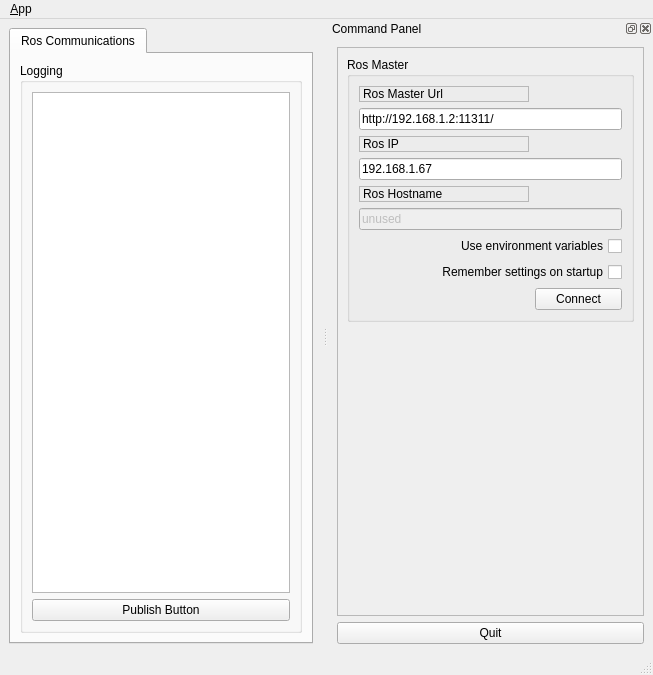
mikejanov/NU-electric-canary, file montibot-ros-pkg/monti_gui/ui/main_window.ui: the form before one commit.
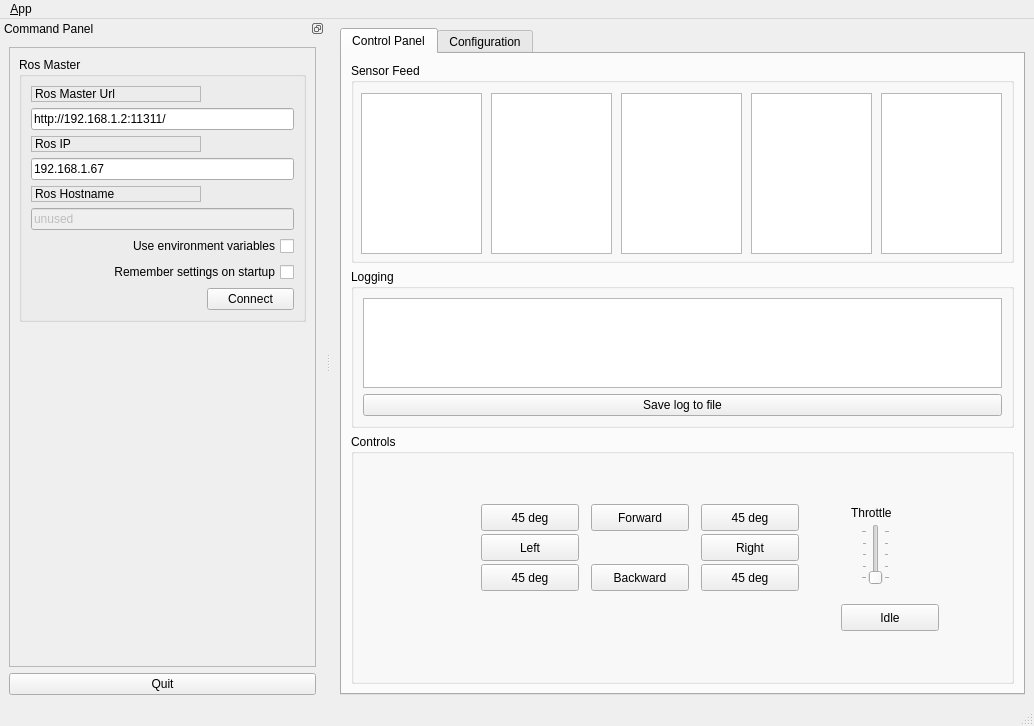
The form after the commit. Icons and pictures are not drawn.

Patch:
```diff
--- a/montibot-ros-pkg/monti_gui/ui/main_window.ui
+++ b/montibot-ros-pkg/monti_gui/ui/main_window.ui
@@ -6,8 +6,8 @@
    <rect>
     <x>0</x>
     <y>0</y>
-    <width>653</width>
-    <height>675</height>
+    <width>1034</width>
+    <height>726</height>
    </rect>
   </property>
   <property name="windowTitle">
@@ -20,7 +20,13 @@
   <property name="locale">
    <locale language="English" country="Australia"/>
   </property>
+  <property name="tabShape">
+   <enum>QTabWidget::Rounded</enum>
+  </property>
   <widget class="QWidget" name="centralwidget">
+   <property name="styleSheet">
+    <string notr="true"/>
+   </property>
    <layout class="QHBoxLayout">
     <item>
      <widget class="QTabWidget" name="tab_manager">
@@ -44,9 +50,78 @@
       </property>
       <widget class="QWidget" name="tab_status">
        <attribute name="title">
-        <string>Ros Communications</string>
+        <string>Control Panel</string>
        </attribute>
        <layout class="QVBoxLayout" name="verticalLayout_2">
+        <item>
+         <widget class="QGroupBox" name="groupBox_3">
+          <property name="minimumSize">
+           <size>
+            <width>300</width>
+            <height>200</height>
+           </size>
+          </property>
+          <property name="title">
+           <string>Sensor Feed</string>
+          </property>
+          <widget class="QColumnView" name="columnView">
+           <property name="geometry">
+            <rect>
+             <x>10</x>
+             <y>30</y>
+             <width>121</width>
+             <height>161</height>
+            </rect>
+           </property>
+          </widget>
+          <widget class="QColumnView" name="columnView_2">
+           <property name="geometry">
+            <rect>
+             <x>140</x>
+             <y>30</y>
+             <width>121</width>
+             <height>161</height>
+            </rect>
+           </property>
+          </widget>
+          <widget class="QColumnView" name="columnView_3">
+           <property name="geometry">
+            <rect>
+             <x>270</x>
+             <y>30</y>
+             <width>121</width>
+             <height>161</height>
+            </rect>
+           </property>
+          </widget>
+          <widget class="QColumnView" name="columnView_4">
+           <property name="geometry">
+            <rect>
+             <x>400</x>
+             <y>30</y>
+             <width>121</width>
+             <height>161</height>
+            </rect>
+           </property>
+          </widget>
+          <widget class="QColumnView" name="columnView_5">
+           <property name="geometry">
+            <rect>
+             <x>530</x>
+             <y>30</y>
+             <width>121</width>
+             <height>161</height>
+            </rect>
+           </property>
+          </widget>
+          <zorder>columnView</zorder>
+          <zorder>groupBox_12</zorder>
+          <zorder>columnView_2</zorder>
+          <zorder>columnView_3</zorder>
+          <zorder>columnView_4</zorder>
+          <zorder>columnView_5</zorder>
+         </widget>
+        </item>
         <item>
          <widget class="QGroupBox" name="groupBox_12">
           <property name="sizePolicy">
@@ -65,15 +140,325 @@
            <item row="1" column="0">
             <widget class="QPushButton" name="publishpushButton">
              <property name="text">
-              <string>Publish Button</string>
+              <string>Save log to file</string>
              </property>
             </widget>
            </item>
           </layout>
          </widget>
         </item>
+        <item>
+         <widget class="QGroupBox" name="groupBox_2">
+          <property name="enabled">
+           <bool>true</bool>
+          </property>
+          <property name="minimumSize">
+           <size>
+            <width>250</width>
+            <height>250</height>
+           </size>
+          </property>
+          <property name="title">
+           <string>Controls</string>
+          </property>
+          <widget class="QPushButton" name="pushButton_forward">
+           <property name="geometry">
+            <rect>
+             <x>240</x>
+             <y>70</y>
+             <width>98</width>
+             <height>27</height>
+            </rect>
+           </property>
+           <property name="text">
+            <string>Forward</string>
+           </property>
+          </widget>
+          <widget class="QPushButton" name="pushButton_backward">
+           <property name="geometry">
+            <rect>
+             <x>240</x>
+             <y>130</y>
+             <width>98</width>
+             <height>27</height>
+            </rect>
+           </property>
+           <property name="text">
+            <string>Backward</string>
+           </property>
+          </widget>
+          <widget class="QPushButton" name="pushButton_left">
+           <property name="geometry">
+            <rect>
+             <x>130</x>
+             <y>100</y>
+             <width>98</width>
+             <height>27</height>
+            </rect>
+           </property>
+           <property name="text">
+            <string>Left</string>
+           </property>
+          </widget>
+          <widget class="QPushButton" name="pushButton_right">
+           <property name="geometry">
+            <rect>
+             <x>350</x>
+             <y>100</y>
+             <width>98</width>
+             <height>27</height>
+            </rect>
+           </property>
+           <property name="text">
+            <string>Right</string>
+           </property>
+          </widget>
+          <widget class="QPushButton" name="pushButton_45_tl">
+           <property name="geometry">
+            <rect>
+             <x>130</x>
+             <y>70</y>
+             <width>98</width>
+             <height>27</height>
+            </rect>
+           </property>
+           <property name="text">
+            <string>45 deg</string>
+           </property>
+          </widget>
+          <widget class="QPushButton" name="pushButton_45_tr">
+           <property name="geometry">
+            <rect>
+             <x>350</x>
+             <y>70</y>
+             <width>98</width>
+             <height>27</height>
+            </rect>
+           </property>
+           <property name="text">
+            <string>45 deg</string>
+           </property>
+          </widget>
+          <widget class="QPushButton" name="pushButton_45_bl">
+           <property name="geometry">
+            <rect>
+             <x>130</x>
+             <y>130</y>
+             <width>98</width>
+             <height>27</height>
+            </rect>
+           </property>
+           <property name="text">
+            <string>45 deg</string>
+           </property>
+          </widget>
+          <widget class="QPushButton" name="pushButton_45_tl_2">
+           <property name="geometry">
+            <rect>
+             <x>350</x>
+             <y>130</y>
+             <width>98</width>
+             <height>27</height>
+            </rect>
+           </property>
+           <property name="text">
+            <string>45 deg</string>
+           </property>
+          </widget>
+          <widget class="QPushButton" name="pushButton_idle">
+           <property name="geometry">
+            <rect>
+             <x>490</x>
+             <y>170</y>
+             <width>98</width>
+             <height>27</height>
+            </rect>
+           </property>
+           <property name="text">
+            <string>Idle</string>
+           </property>
+          </widget>
+          <widget class="QLabel" name="label_4">
+           <property name="geometry">
+            <rect>
+             <x>500</x>
+             <y>70</y>
+             <width>66</width>
+             <height>17</height>
+            </rect>
+           </property>
+           <property name="text">
+            <string>Throttle</string>
+           </property>
+          </widget>
+          <widget class="QSlider" name="verticalSlider">
+           <property name="geometry">
+            <rect>
+             <x>510</x>
+             <y>90</y>
+             <width>29</width>
+             <height>61</height>
+            </rect>
+           </property>
+           <property name="minimum">
+            <number>1</number>
+           </property>
+           <property name="maximum">
+            <number>5</number>
+           </property>
+           <property name="orientation">
+            <enum>Qt::Vertical</enum>
+           </property>
+           <property name="invertedAppearance">
+            <bool>false</bool>
+           </property>
+           <property name="invertedControls">
+            <bool>false</bool>
+           </property>
+           <property name="tickPosition">
+            <enum>QSlider::TicksBothSides</enum>
+           </property>
+           <property name="tickInterval">
+            <number>1</number>
+           </property>
+          </widget>
+         </widget>
+        </item>
        </layout>
       </widget>
+      <widget class="QWidget" name="tab_3">
+       <attribute name="title">
+        <string>Configuration</string>
+       </attribute>
+       <widget class="QSpinBox" name="spinBox">
+        <property name="geometry">
+         <rect>
+          <x>160</x>
+          <y>40</y>
+          <width>60</width>
+          <height>27</height>
+         </rect>
+        </property>
+       </widget>
+       <widget class="QSpinBox" name="spinBox_2">
+        <property name="geometry">
+         <rect>
+          <x>160</x>
+          <y>90</y>
+          <width>60</width>
+          <height>27</height>
+         </rect>
+        </property>
+       </widget>
+       <widget class="QSpinBox" name="spinBox_3">
+        <property name="geometry">
+         <rect>
+          <x>160</x>
+          <y>140</y>
+          <width>60</width>
+          <height>27</height>
+         </rect>
+        </property>
+       </widget>
+       <widget class="QSpinBox" name="spinBox_4">
+        <property name="geometry">
+         <rect>
+          <x>160</x>
+          <y>190</y>
+          <width>60</width>
+          <height>27</height>
+         </rect>
+        </property>
+       </widget>
+       <widget class="QSpinBox" name="spinBox_5">
+        <property name="geometry">
+         <rect>
+          <x>160</x>
+          <y>240</y>
+          <width>60</width>
+          <height>27</height>
+         </rect>
+        </property>
+       </widget>
+       <widget class="QLabel" name="label_5">
+        <property name="geometry">
+         <rect>
+          <x>30</x>
+          <y>40</y>
+          <width>111</width>
+          <height>17</height>
+         </rect>
+        </property>
+        <property name="text">
+         <string>Number of pods</string>
+        </property>
+       </widget>
+       <widget class="QLabel" name="label_6">
+        <property name="geometry">
+         <rect>
+          <x>30</x>
+          <y>90</y>
+          <width>111</width>
+          <height>17</height>
+         </rect>
+        </property>
+        <property name="text">
+         <string>First pod ID</string>
+        </property>
+       </widget>
+       <widget class="QLabel" name="label_7">
+        <property name="geometry">
+         <rect>
+          <x>30</x>
+          <y>140</y>
+          <width>111</width>
+          <height>17</height>
+         </rect>
+        </property>
+        <property name="text">
+         <string>Second pod ID</string>
+        </property>
+       </widget>
+       <widget class="QLabel" name="label_8">
+        <property name="geometry">
+         <rect>
+          <x>30</x>
+          <y>190</y>
+          <width>111</width>
+          <height>17</height>
+         </rect>
+        </property>
+        <property name="text">
+         <string>Third pod ID</string>
+        </property>
+       </widget>
+       <widget class="QLabel" name="label_9">
+        <property name="geometry">
+         <rect>
+          <x>30</x>
+          <y>240</y>
+          <width>111</width>
+          <height>17</height>
+         </rect>
+        </property>
+        <property name="text">
+         <string>Fourth pod ID</string>
+        </property>
+       </widget>
+       <widget class="QPushButton" name="pushButton">
+        <property name="geometry">
+         <rect>
+          <x>120</x>
+          <y>300</y>
+          <width>98</width>
+          <height>27</height>
+         </rect>
+        </property>
+        <property name="text">
+         <string>Confirm</string>
+        </property>
+       </widget>
+      </widget>
      </widget>
     </item>
    </layout>
@@ -83,7 +468,7 @@
     <rect>
      <x>0</x>
      <y>0</y>
-     <width>653</width>
+     <width>1034</width>
      <height>25</height>
     </rect>
    </property>
@@ -114,6 +499,9 @@
      <height>395</height>
     </size>
    </property>
+   <property name="features">
+    <set>QDockWidget::DockWidgetFloatable|QDockWidget::DockWidgetMovable</set>
+   </property>
    <property name="allowedAreas">
     <set>Qt::RightDockWidgetArea</set>
    </property>
@@ -121,7 +509,7 @@
     <string>Command Panel</string>
    </property>
    <attribute name="dockWidgetArea">
-    <number>2</number>
+    <number>1</number>
    </attribute>
    <widget class="QWidget" name="dockWidgetContents_2">
     <layout class="QVBoxLayout" name="verticalLayout">
```
Left out of the diff: 36 changed lines with no effect on the pictures.
